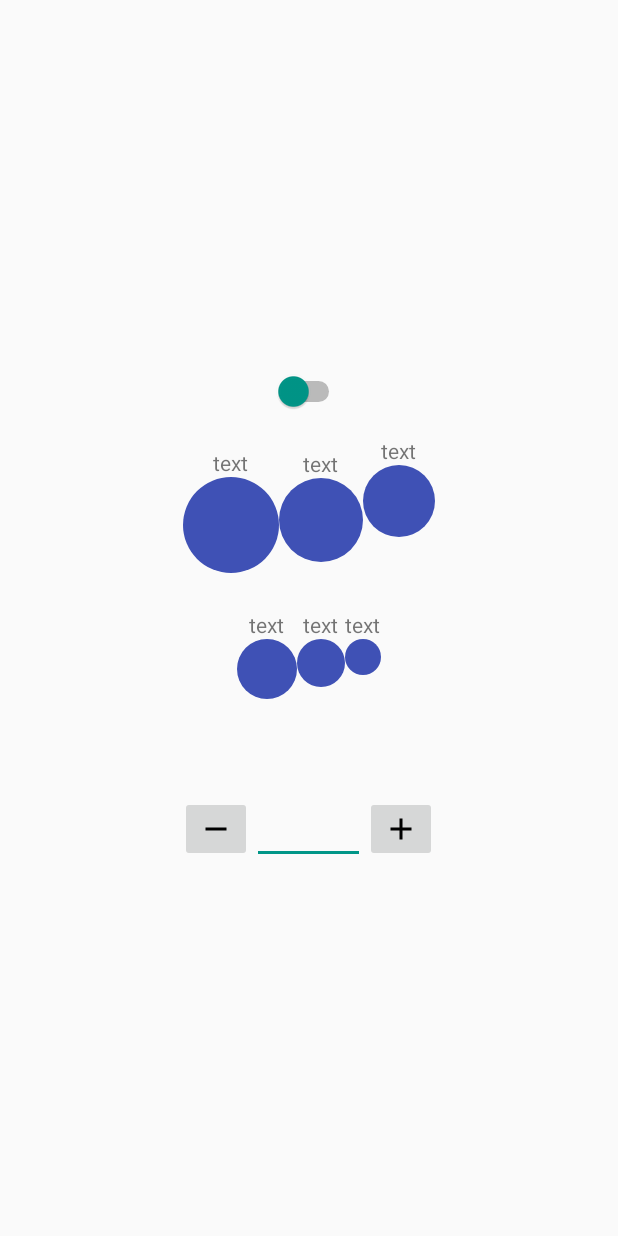
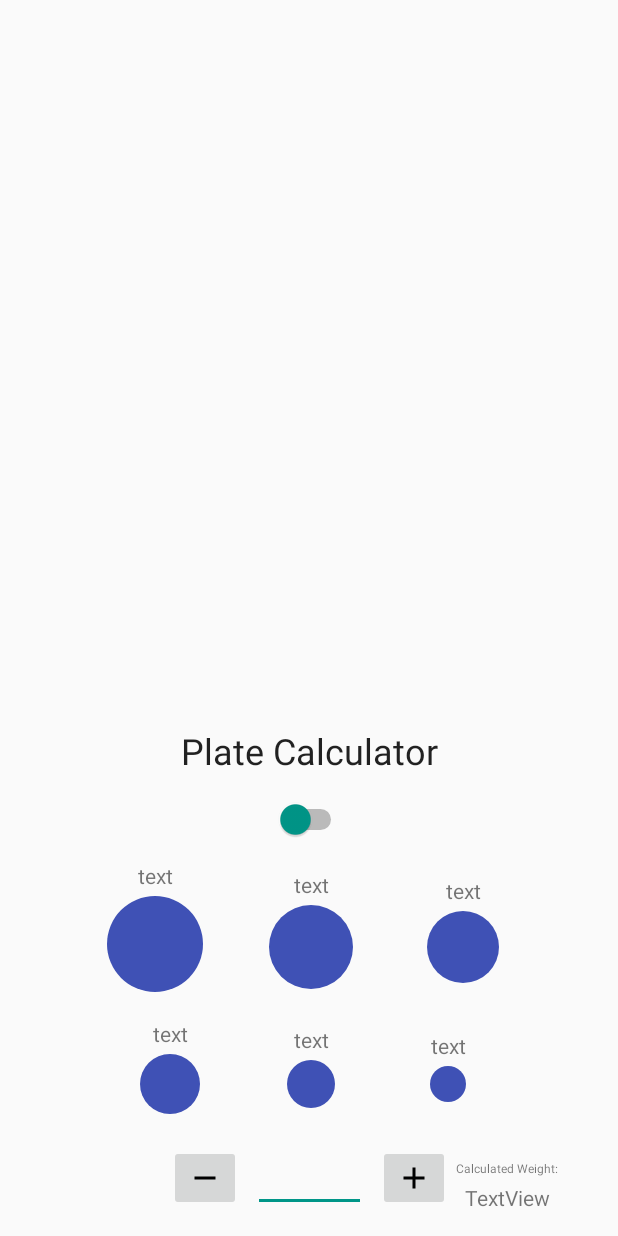
Before and after one commit to jasonctoms/GymStat, an Android app: the layout plate_calc_dialog.xml on its own in the app's theme, with its tools: preview values and no code run, on a phone screen of 412 x 824 dp. Run offline under Robolectric (Android 15) with nearby library versions, the phone set to English and light mode, and no system bars.

Commit message:
Made the layout for the plate calculator much better.

```diff
--- a/app/src/main/res/layout/plate_calc_dialog.xml
+++ b/app/src/main/res/layout/plate_calc_dialog.xml
@@ -1,44 +1,32 @@
 <?xml version="1.0" encoding="utf-8"?>
-<LinearLayout
+<android.support.constraint.ConstraintLayout
     xmlns:android="http://schemas.android.com/apk/res/android"
     xmlns:app="http://schemas.android.com/apk/res-auto"
     xmlns:tools="http://schemas.android.com/tools"
     android:layout_width="match_parent"
     android:layout_height="match_parent"
     android:orientation="vertical"
-    android:padding="16dp"
     android:gravity="center">
 
     <Switch
         android:id="@+id/bar_type_switch"
         android:layout_width="wrap_content"
         android:layout_height="wrap_content"
-        android:layout_marginEnd="16dp"
-        android:layout_marginStart="16dp"
-        android:layout_marginTop="16dp"
-        android:thumbTint="@color/colorAccent"/>
-
-    <LinearLayout
-        android:id="@+id/top_plates"
-        android:layout_width="wrap_content"
-        android:layout_height="100dp"
-        android:orientation="horizontal"
-        android:layout_marginTop="16dp"
-        >
-
-        <LinearLayout
-            android:id="@+id/plate1_layout"
-            android:layout_width="wrap_content"
-            android:layout_height="wrap_content"
-            android:orientation="vertical"
-            android:gravity="center_horizontal"
-            android:layout_gravity="center_vertical">
+        android:thumbTint="@color/colorAccent"
+        app:layout_constraintBottom_toTopOf="@+id/plate3_title"
+        android:layout_marginBottom="24dp"
+        app:layout_constraintLeft_toLeftOf="@+id/guideline"
+        app:layout_constraintRight_toLeftOf="@+id/guideline"/>
 
     <TextView
         android:id="@+id/plate1_title"
         android:layout_width="wrap_content"
         android:layout_height="wrap_content"
-                android:text="text"/>
+        android:text="text"
+        app:layout_constraintBottom_toTopOf="@+id/plate1"
+        app:layout_constraintLeft_toLeftOf="@+id/plate1"
+        app:layout_constraintRight_toRightOf="@+id/plate1"
+        android:layout_marginBottom="4dp"/>
 
     <TextView
         android:id="@+id/plate1"
@@ -46,80 +34,68 @@
         android:layout_height="64dp"
         android:background="@drawable/circle1"
         android:gravity="center"
-                android:textColor="@android:color/white"/>
-        </LinearLayout>
-
-        <LinearLayout
-            android:id="@+id/plate2_layout"
-            android:layout_width="wrap_content"
-            android:layout_height="wrap_content"
-            android:orientation="vertical"
-            android:gravity="center_horizontal"
-            android:layout_gravity="bottom">
+        android:textColor="@android:color/white"
+        app:layout_constraintTop_toBottomOf="@+id/plate2_title"
+        app:layout_constraintBottom_toBottomOf="@+id/plate2"
+        app:layout_constraintRight_toLeftOf="@+id/plate2"
+        app:layout_constraintLeft_toLeftOf="@+id/guideline2"
+        android:layout_marginEnd="16dp"/>
 
     <TextView
         android:id="@+id/plate2_title"
         android:layout_width="wrap_content"
         android:layout_height="wrap_content"
-                android:text="text"/>
+        android:text="text"
+        app:layout_constraintBottom_toTopOf="@+id/plate2"
+        app:layout_constraintLeft_toLeftOf="@+id/plate2"
+        app:layout_constraintRight_toRightOf="@+id/plate2"
+        android:layout_marginBottom="4dp"/>
 
     <TextView
         android:id="@+id/plate2"
         android:layout_width="56dp"
-                android:layout_height="56dp"
-                android:layout_marginBottom="16dp"
+        android:layout_height="0dp"
         android:background="@drawable/circle2"
         android:gravity="center"
-                android:textColor="@android:color/white"/>
-
-        </LinearLayout>
-
-        <LinearLayout
-            android:id="@+id/plate3_layout"
-            android:layout_width="wrap_content"
-            android:layout_height="wrap_content"
-            android:orientation="vertical"
-            android:gravity="center_horizontal"
-            >
+        android:textColor="@android:color/white"
+        app:layout_constraintBottom_toTopOf="@+id/plate5_title"
+        android:layout_marginBottom="24dp"
+        app:layout_constraintLeft_toLeftOf="@+id/guideline"
+        app:layout_constraintRight_toLeftOf="@+id/guideline"/>
 
     <TextView
         android:id="@+id/plate3_title"
         android:layout_width="wrap_content"
         android:layout_height="wrap_content"
-                android:text="text"/>
+        android:text="text"
+        app:layout_constraintBottom_toTopOf="@+id/plate3"
+        android:layout_marginBottom="4dp"
+        app:layout_constraintLeft_toLeftOf="@+id/plate3"
+        app:layout_constraintRight_toRightOf="@+id/plate3"/>
 
     <TextView
         android:id="@+id/plate3"
         android:layout_width="48dp"
-                android:layout_height="48dp"
         android:background="@drawable/circle3"
         android:gravity="center"
         android:textColor="@android:color/white"
-                />
-
-        </LinearLayout>
-    </LinearLayout>
-
-    <LinearLayout
-        android:id="@+id/bottom_plates"
-        android:layout_width="wrap_content"
-        android:layout_height="100dp"
-        android:orientation="horizontal"
-        android:layout_marginTop="16dp"
-        android:layout_marginBottom="24dp">
-
-        <LinearLayout
-            android:id="@+id/plate4_layout"
-            android:layout_width="wrap_content"
-            android:layout_height="wrap_content"
-            android:orientation="vertical"
-            android:gravity="center_horizontal">
+        app:layout_constraintTop_toTopOf="@+id/plate2"
+        app:layout_constraintBottom_toBottomOf="@+id/plate2"
+        android:layout_height="48dp"
+        app:layout_constraintLeft_toRightOf="@+id/plate2"
+        app:layout_constraintRight_toLeftOf="@+id/guideline3"
+        android:layout_marginEnd="8dp"
+        android:layout_marginStart="16dp"/>
 
     <TextView
         android:id="@+id/plate4_title"
         android:layout_width="wrap_content"
         android:layout_height="wrap_content"
-                android:text="text"/>
+        android:text="text"
+        app:layout_constraintBottom_toTopOf="@+id/plate4"
+        app:layout_constraintLeft_toLeftOf="@+id/plate4"
+        app:layout_constraintRight_toRightOf="@+id/plate4"
+        android:layout_marginBottom="4dp"/>
 
     <TextView
         android:id="@+id/plate4"
@@ -127,82 +103,161 @@
         android:layout_height="40dp"
         android:background="@drawable/circle4"
         android:gravity="center"
-                android:textColor="@android:color/white"/>
-        </LinearLayout>
-
-        <LinearLayout
-            android:id="@+id/plate5_layout"
-            android:layout_width="wrap_content"
-            android:layout_height="wrap_content"
-            android:orientation="vertical"
-            android:gravity="center_horizontal">
+        android:textColor="@android:color/white"
+        app:layout_constraintBottom_toBottomOf="@+id/plate5"
+        app:layout_constraintTop_toTopOf="@+id/plate5"
+        app:layout_constraintRight_toLeftOf="@+id/plate5"
+        android:layout_marginEnd="8dp"
+        app:layout_constraintLeft_toLeftOf="@+id/guideline2"/>
 
     <TextView
         android:id="@+id/plate5_title"
         android:layout_width="wrap_content"
         android:layout_height="wrap_content"
-                android:text="text"/>
+        android:text="text"
+        app:layout_constraintBottom_toTopOf="@+id/plate5"
+        android:layout_marginBottom="4dp"
+        app:layout_constraintLeft_toLeftOf="@+id/plate5"
+        app:layout_constraintRight_toRightOf="@+id/plate5"
+        app:layout_constraintHorizontal_bias="0.55"/>
 
     <TextView
         android:id="@+id/plate5"
         android:layout_width="32dp"
-                android:layout_height="32dp"
+        android:layout_height="0dp"
         android:background="@drawable/circle5"
         android:gravity="center"
-                android:textColor="@android:color/white"/>
-        </LinearLayout>
-
-        <LinearLayout
-            android:id="@+id/plate6_layout"
-            android:layout_width="wrap_content"
-            android:layout_height="wrap_content"
-            android:orientation="vertical"
-            android:gravity="center_horizontal">
+        android:textColor="@android:color/white"
+        app:layout_constraintBottom_toTopOf="@+id/wanted_plate_weight"
+        android:layout_marginBottom="24dp"
+        app:layout_constraintRight_toLeftOf="@+id/guideline"
+        app:layout_constraintLeft_toLeftOf="@+id/guideline"/>
 
     <TextView
         android:id="@+id/plate6_title"
         android:layout_width="wrap_content"
         android:layout_height="wrap_content"
-                android:text="text"/>
+        android:text="text"
+        app:layout_constraintBottom_toTopOf="@+id/plate6"
+        app:layout_constraintLeft_toLeftOf="@+id/plate6"
+        app:layout_constraintRight_toRightOf="@+id/plate6"
+        android:layout_marginBottom="4dp"/>
 
     <TextView
         android:id="@+id/plate6"
         android:layout_width="24dp"
-                android:layout_height="24dp"
         android:background="@drawable/circle6"
         android:gravity="center"
-                android:textColor="@android:color/white"/>
+        android:textColor="@android:color/white"
+        app:layout_constraintTop_toTopOf="@+id/plate5"
+        app:layout_constraintBottom_toBottomOf="@+id/plate5"
+        android:layout_height="24dp"
+        android:layout_marginStart="8dp"
+        app:layout_constraintLeft_toRightOf="@+id/plate5"
+        app:layout_constraintRight_toLeftOf="@+id/guideline3"
+        android:layout_marginEnd="8dp"/>
 
-
-        </LinearLayout>
-    </LinearLayout>
-
-    <LinearLayout
-        android:layout_width="wrap_content"
+    <EditText
+        android:id="@+id/wanted_plate_weight"
+        android:layout_width="75dp"
         android:layout_height="wrap_content"
-        android:orientation="horizontal">
+        android:ems="10"
+        android:inputType="number"
+        android:maxLength="6"
+        android:selectAllOnFocus="true"
+        tools:layout_conversion_absoluteX="168dp"
+        tools:layout_conversion_absoluteY="421dp"
+        tools:layout_conversion_absoluteWidth="75dp"
+        tools:layout_conversion_absoluteHeight="42dp"
+        app:layout_constraintBottom_toBottomOf="parent"
+        android:layout_marginBottom="16dp"
+        android:layout_marginStart="16dp"
+        app:layout_constraintLeft_toLeftOf="parent"
+        android:layout_marginEnd="16dp"
+        app:layout_constraintRight_toRightOf="parent"/>
 
     <ImageButton
         android:id="@+id/decrement_plate_weight"
         android:layout_width="wrap_content"
         android:layout_height="wrap_content"
-            app:srcCompat="@drawable/ic_subtract"/>
-
-        <EditText
-            android:id="@+id/wanted_plate_weight"
-            android:layout_width="75dp"
-            android:layout_height="wrap_content"
-            android:layout_marginBottom="16dp"
-            android:ems="10"
-            android:inputType="number"
-            android:maxLength="6"
-            android:selectAllOnFocus="true"/>
+        app:srcCompat="@drawable/ic_subtract"
+        app:layout_constraintRight_toLeftOf="@+id/wanted_plate_weight"
+        android:layout_marginEnd="8dp"
+        app:layout_constraintTop_toTopOf="@+id/wanted_plate_weight"
+        app:layout_constraintBottom_toBottomOf="@+id/wanted_plate_weight"/>
 
     <ImageButton
         android:id="@+id/increment_plate_weight"
         android:layout_width="wrap_content"
         android:layout_height="wrap_content"
         app:srcCompat="@drawable/ic_add_black"
+        android:layout_marginStart="8dp"
+        app:layout_constraintLeft_toRightOf="@+id/wanted_plate_weight"
+        app:layout_constraintTop_toTopOf="@+id/wanted_plate_weight"
+        app:layout_constraintBottom_toBottomOf="@+id/wanted_plate_weight"/>
+
+    <android.support.constraint.Guideline
+        android:layout_width="wrap_content"
+        android:layout_height="603dp"
+        android:id="@+id/guideline"
+        android:orientation="vertical"
+        tools:layout_editor_absoluteY="0dp"
+        tools:layout_editor_absoluteX="207dp"
+        app:layout_constraintGuide_percent="0.50364965"/>
+
+    <android.support.constraint.Guideline
+        android:layout_width="wrap_content"
+        android:layout_height="wrap_content"
+        android:id="@+id/guideline2"
+        android:orientation="vertical"
+        tools:layout_editor_absoluteY="0dp"
+        tools:layout_editor_absoluteX="43dp"
+        app:layout_constraintGuide_percent="0.10462287"/>
+
+    <android.support.constraint.Guideline
+        android:layout_width="wrap_content"
+        android:layout_height="wrap_content"
+        android:id="@+id/guideline3"
+        android:orientation="vertical"
+        app:layout_constraintGuide_percent="0.9075426"
+        tools:layout_editor_absoluteY="0dp"
+        tools:layout_editor_absoluteX="373dp"/>
+
+    <TextView
+        android:text="@string/plate_calculator"
+        android:layout_width="wrap_content"
+        android:layout_height="wrap_content"
+        android:id="@+id/plate_calculator_title"
+        android:layout_marginEnd="16dp"
+        app:layout_constraintRight_toRightOf="parent"
+        android:layout_marginStart="16dp"
+        app:layout_constraintLeft_toLeftOf="parent"
+        app:layout_constraintBottom_toTopOf="@+id/bar_type_switch"
+        android:layout_marginBottom="16dp"
+        android:textSize="24sp"
+        android:textColor="?android:attr/textColorPrimary"/>
+
+    <TextView
+        android:text="Calculated Weight:"
+        android:layout_width="wrap_content"
+        android:layout_height="wrap_content"
+        android:id="@+id/calculated_weight_title"
+        android:textSize="8sp"
+        app:layout_constraintLeft_toRightOf="@+id/increment_plate_weight"
+        android:layout_marginStart="4dp"
+        app:layout_constraintBottom_toTopOf="@+id/textView6"
+        android:layout_marginBottom="4dp"
         />
-    </LinearLayout>
-</LinearLayout>
+
+    <TextView
+        android:text="TextView"
+        android:layout_width="wrap_content"
+        android:layout_height="wrap_content"
+        android:id="@+id/textView6"
+        app:layout_constraintLeft_toLeftOf="@+id/calculated_weight_title"
+        app:layout_constraintBottom_toBottomOf="parent"
+        android:layout_marginBottom="16dp"
+        app:layout_constraintRight_toRightOf="@+id/calculated_weight_title"/>
+
+
+</android.support.constraint.ConstraintLayout>
--- a/app/src/main/res/values/strings.xml
+++ b/app/src/main/res/values/strings.xml
@@ -17,6 +17,7 @@
     <string name="title_activity_settings">Settings</string>
 
     <string name="bar_weight">Bar Weight:\u0020</string>
+    <string name="plate_calculator">Plate Calculator</string>
 
 
 
```
Lines whose indentation alone changed are shown as unchanged.
